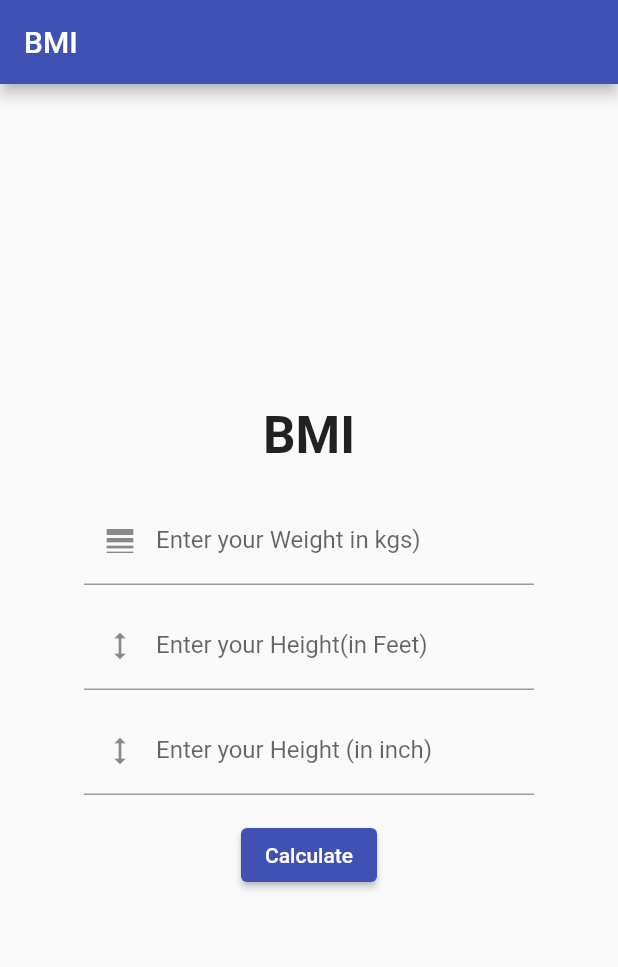
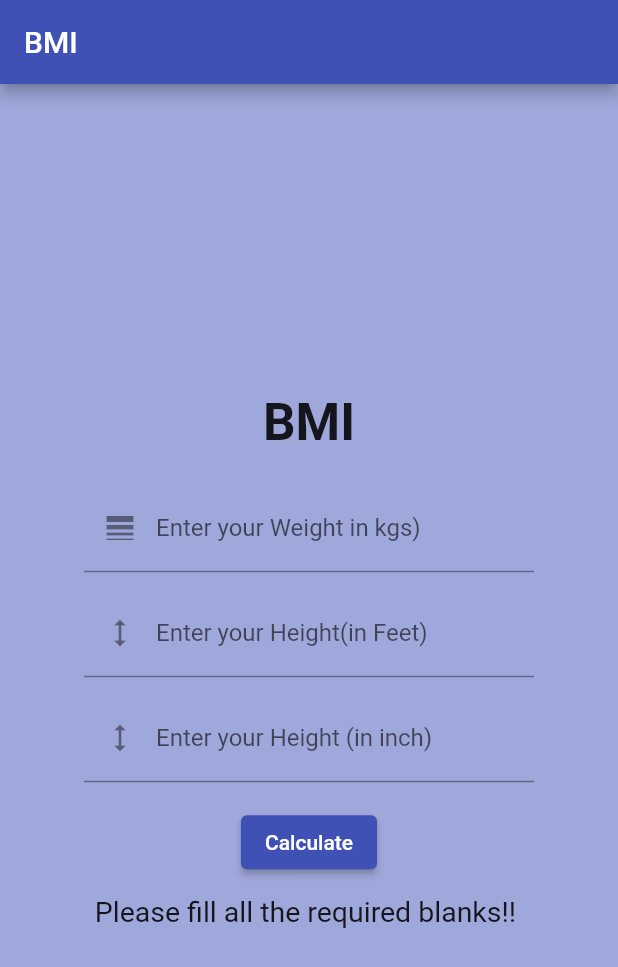
Before and after one commit to prateekp273/body_mass_index-BMI-using-flutter, a Flutter app: the screen it shows after launch, after a tap on "Calculate", on a phone screen of 412 x 824 dp. Shown: the top 967 px of the screen. Run offline on Flutter 3.47's test engine with Material 2 defaults, Android fonts, the phone set to English and light mode, and no system bars.

Commit message:
second commit

```diff
--- a/lib/main.dart
+++ b/lib/main.dart
@@ -29,13 +29,18 @@
   var ftController = TextEditingController();
   var inController = TextEditingController();
 
+  var result = "";
+  var bgColor  = Colors.indigo.shade200;
+
   @override
   Widget build(BuildContext context) {
     return Scaffold(
       appBar: AppBar(
         title: const Text("BMI"),
       ),
-      body: Center(
+      body: Container(
+        color: bgColor,
+        child: Center(
           child: Container(
             width:300,
             child: Column(
@@ -90,13 +95,50 @@
 
                     if(wt!="" && ft!="" && inch!="") {
 
+
+                      var iWt = int.parse(wt);
+                      var iFt = int.parse(ft);
+                      var iInch = int.parse(inch);
+
+                      var tInch =(iFt*12) + iInch;
+
+                      var tCm =tInch*2.54;
+
+                      var tM = tCm/100;
+
+                      var bmi = iWt/(tM*tM);
+
+                      var msg = "";
+                      if(bmi>25){
+                        msg = "You're OverWeight!!";
+                        bgColor = Colors.orange.shade200;
+
+                      } else if(bmi<18){
+                        msg = "You're UnderWeight!!";
+                        bgColor = Colors.red.shade200;
+                      } else {
+
+                      }
+                      setState(() {
+                        msg = "You're Healthy!!";
+                        bgColor = Colors.green.shade200;
+                        result = "Your BMI is:${bmi.toStringAsFixed(4)}";
+                      });
+
+
                     } else{
+                      setState(() {
+                        result = "Please fill all the required blanks!! ";
+                      });
 
                     }
                   }, child: Text ('Calculate')),
 
-                Text('')
+                  SizedBox(height: 11,),
+
+                  Text(result, style: TextStyle(fontSize: 19),)
               ],
+            ),
           ),
         ),
       ),
```
Lines whose indentation alone changed are shown as unchanged.
